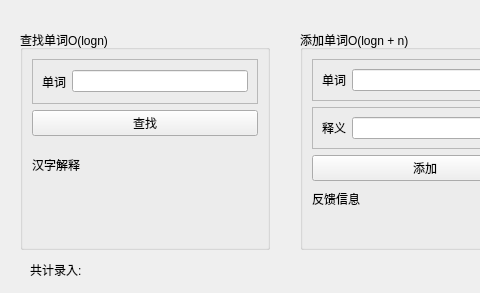
The window that dictionarypj/form1.ui (WwwwwyDev/english-chinese-dictionary) describes before a commit, drawn with Qt 5; both pictures show x 0 to 480 and y 0 to 293 of the 881 by 293 pixel window.
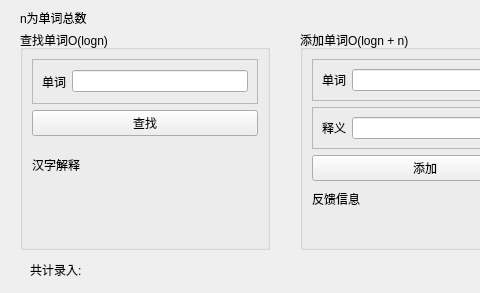
The same window after the commit.

```diff
--- a/dictionarypj/form1.ui
+++ b/dictionarypj/form1.ui
@@ -248,6 +248,19 @@
     <string>返回</string>
    </property>
   </widget>
+  <widget class="QLabel" name="label_13">
+   <property name="geometry">
+    <rect>
+     <x>20</x>
+     <y>10</y>
+     <width>111</width>
+     <height>16</height>
+    </rect>
+   </property>
+   <property name="text">
+    <string>n为单词总数</string>
+   </property>
+  </widget>
  </widget>
  <resources/>
  <connections/>
```
